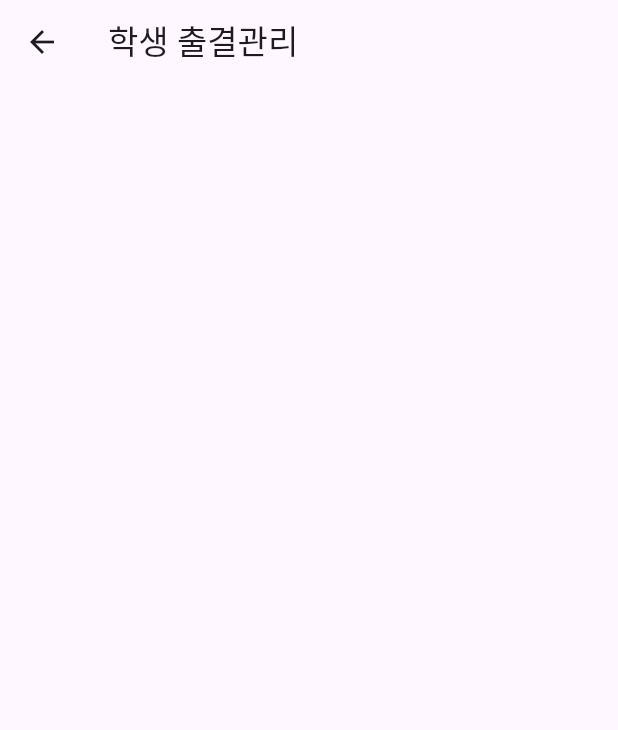
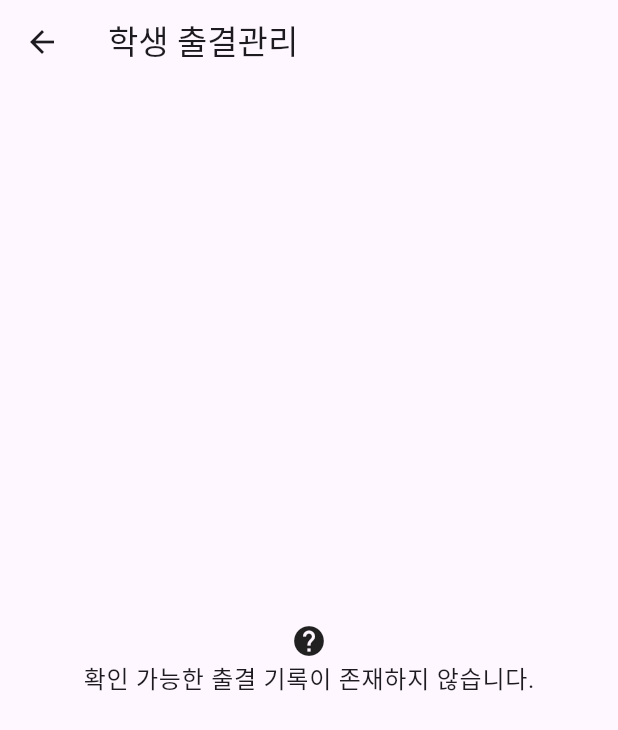
Before and after one commit to SUVID-18/check_attendance_professor, a Flutter app: the AttendanceManagementPage screen opened directly, on a phone screen of 412 x 824 dp. Shown: the top 730 px of the screen. Run offline on Flutter 3.47's test engine with Material 2 defaults, Android fonts, the phone set to English and light mode, and no system bars; our stand-ins replace cloud_firestore, firebase_auth, firebase_core, go_router; accounts and stored records are empty; generated files the repository leaves out were written again.

Commit message:
오류메시지 출력 화면 관련 작업
* 오류 메세지 출력 시 디자인 일부 수정
* 오류 문구를 직접 설정할 수 있도록 수정

```diff
--- a/lib/view/attendance_management.dart
+++ b/lib/view/attendance_management.dart
@@ -1,4 +1,5 @@
 import 'package:check_attendance_professor/model/attendance_information.dart';
+import 'package:check_attendance_professor/view/styles.dart';
 import 'package:check_attendance_professor/view_model/attendance_management.dart';
 import 'package:flutter/material.dart';
 
@@ -32,8 +33,11 @@ class _AttendanceManagementPageState extends State<AttendanceManagementPage> {
               );
             } else if (snapshot.hasError) {
               return const Text('Error');
-            } else if (snapshot.data == null) {
-              return Container();
+            } else if ((snapshot.data == null) || (snapshot.data!.isEmpty)) {
+              return const Center(
+                  child: ResultNotFound(
+                text: '확인 가능한 출결 기록이 존재하지 않습니다.',
+              ));
             } else {
               var attendanceList = snapshot.data!;
               return ListView.builder(
--- /dev/null
+++ b/lib/view/styles.dart
@@ -0,0 +1,30 @@
+import 'package:flutter/material.dart';
+
+/// 데이터를 찾을 수 없을 때 사용되는 위젯
+///
+/// 어떤 동작을 수행하여 데이터를 가져올 때 데이터가 존재하지 않는 경우 사용이 가능한 위젯이다.
+/// 기본적으로는 데이터가 존재하지 않는다는 글자가 뜨지만 [text]매개변수에 문장을 지정하면 해당 문장이
+/// 대신 출력된다.
+class ResultNotFound extends StatelessWidget {
+  /// 데이터가 존재하지 않을 때 출력할 문장
+  final String? text;
+
+  const ResultNotFound({
+    required this.text,
+    super.key,
+  });
+
+  @override
+  Widget build(BuildContext context) {
+    return Column(
+      mainAxisAlignment: MainAxisAlignment.center,
+      children: [
+        const Icon(Icons.help),
+        Text(
+          text ?? '데이터가 존재하지 않습니다.',
+          style: Theme.of(context).textTheme.bodyLarge,
+        )
+      ],
+    );
+  }
+}
--- a/lib/view/subjects_page.dart
+++ b/lib/view/subjects_page.dart
@@ -1,4 +1,5 @@
 import 'package:check_attendance_professor/model/subject.dart';
+import 'package:check_attendance_professor/view/styles.dart';
 import 'package:check_attendance_professor/view_model/subject_page.dart';
 import 'package:flutter/material.dart';
 import 'package:go_router/go_router.dart';
@@ -27,14 +28,8 @@ class SubjectPage extends StatelessWidget {
               if (snapshot.connectionState == ConnectionState.waiting) {
                 return const CircularProgressIndicator();
               } else if (snapshot.data == null) {
-                return Column(
-                  children: [
-                    const Icon(Icons.help),
-                    Text(
-                      '등록된 과목이 존재하지 않습니다.',
-                      style: Theme.of(context).textTheme.bodyLarge,
-                    )
-                  ],
+                return const ResultNotFound(
+                  text: '등록된 과목이 존재하지 않습니다.',
                 );
               } else {
                 return GridView.builder(
```
Also changed, not shown: pubspec.lock.
